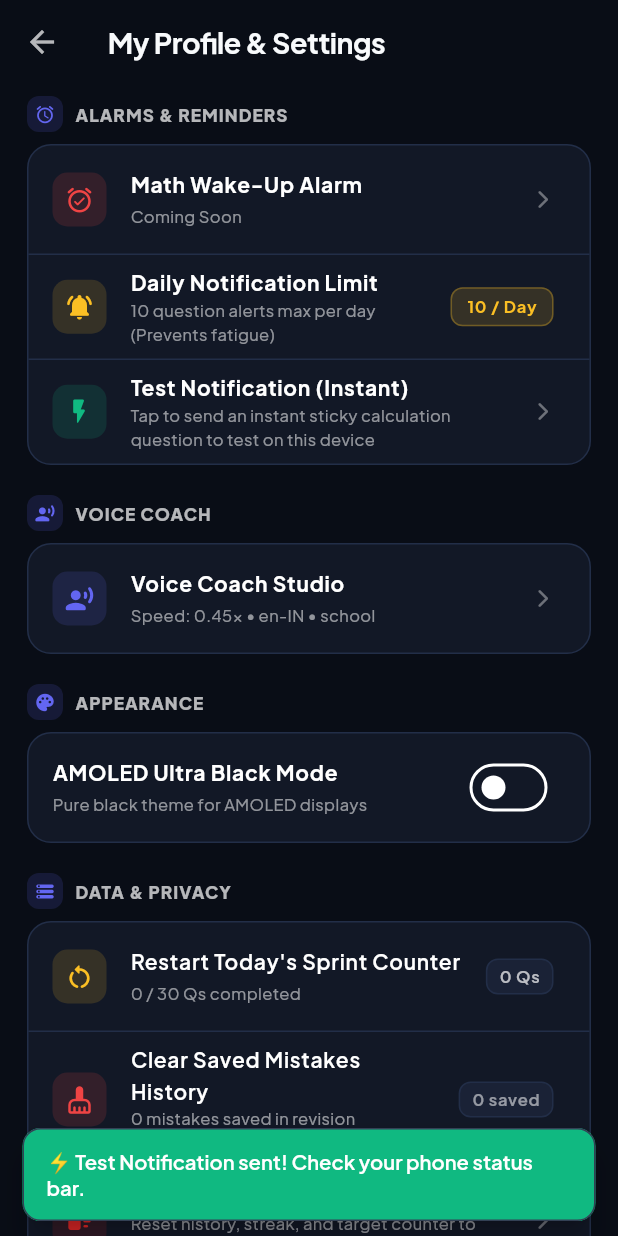
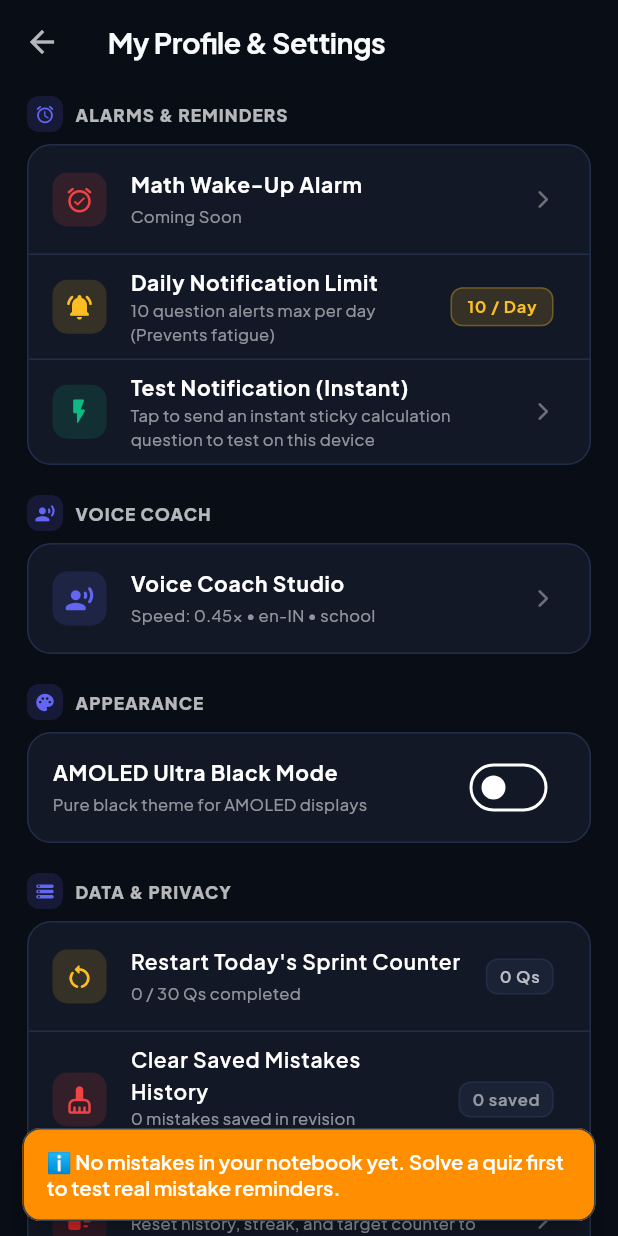
Before and after one commit to GulshanKumar21/MathApp, a Flutter app: the ProfileScreen screen opened directly, scrolled down 576 dp, after a tap on "Test Notification (Instant)", on a phone screen of 412 x 824 dp. Run offline on Flutter 3.47's test engine with Material 3 defaults, Android fonts, the phone set to English and light mode, and no system bars; our stand-ins replace audioplayers, cloud_firestore, firebase_auth, firebase_core, flutter_animate, flutter_local_notifications and 7 more; accounts and stored records are empty; network calls fail.

Commit message:
fix(notifications): eliminate hardcoded formulas and purge legacy mock items

```diff
--- a/lib/screens/profile/profile_screen.dart
+++ b/lib/screens/profile/profile_screen.dart
@@ -543,14 +543,16 @@ class ProfileScreen extends StatelessWidget {
             ),
             trailing: const Icon(Icons.arrow_forward_ios_rounded, color: Colors.white38, size: 14),
             onTap: () async {
-              await NotificationService().triggerInstantTestNotification();
+              final sent = await NotificationService().triggerInstantTestNotification();
               if (context.mounted) {
                 ScaffoldMessenger.of(context).hideCurrentSnackBar();
                 ScaffoldMessenger.of(context).showSnackBar(
-                  const SnackBar(
-                    content: Text('⚡ Test Notification sent! Check your phone status bar.'),
-                    backgroundColor: Color(0xFF10B981),
-                    duration: Duration(seconds: 3),
+                  SnackBar(
+                    content: Text(sent
+                        ? '⚡ Test Notification sent for your notebook mistake!'
+                        : 'ℹ️ No mistakes in your notebook yet. Solve a quiz first to test real mistake reminders.'),
+                    backgroundColor: sent ? const Color(0xFF10B981) : Colors.amber.shade800,
+                    duration: const Duration(seconds: 4),
                   ),
                 );
               }
--- a/lib/services/notification_service.dart
+++ b/lib/services/notification_service.dart
@@ -1291,16 +1291,40 @@ class NotificationService {
     await prefs.setInt(_kDailyLimit, limit);
   }
 
-  /// Bypasses foreground guard — always shows.
-  Future<void> triggerInstantTestNotification() async {
-    if (!_isInitialized) return;
-    const formula = '14 × 7';
-    const correctAnswer = '98';
-    await _showStickyRecallNotification(
-      id: _kInstantTestId,
-      formula: formula,
-      correctAnswer: correctAnswer,
-    );
+  /// Trigger an instant test notification using the user's real mistake from notebook/queue.
+  /// Strictly NO hardcoded formula. Returns true if a real mistake was posted.
+  Future<bool> triggerInstantTestNotification() async {
+    if (!_isInitialized) return false;
+    final prefs = await SharedPreferences.getInstance();
+    final queue = prefs.getStringList(_kPendingQueue) ?? [];
+
+    String formula = '';
+    String correctAnswer = '';
+
+    if (queue.isNotEmpty) {
+      final parts = queue.first.split('|');
+      formula = parts[0];
+      if (parts.length > 1) correctAnswer = parts[1];
+    } else {
+      final mistJson = prefs.getStringList('mistakes_list') ?? [];
+      if (mistJson.isNotEmpty) {
+        try {
+          final first = jsonDecode(mistJson.first);
+          formula = cleanPrompt(first['prompt'] ?? '');
+          correctAnswer = first['correctAnswer'] ?? '';
+        } catch (_) {}
+      }
+    }
+
+    if (formula.isNotEmpty && correctAnswer.isNotEmpty) {
+      await _showStickyRecallNotification(
+        id: _kInstantTestId,
+        formula: formula,
+        correctAnswer: correctAnswer,
+      );
+      return true;
+    }
+    return false;
   }
 
 
```
Also changed, not shown: lib/providers/app_state_provider.dart (+11 -2 lines), lib/screens/admin/admin_panel_screen.dart (+11 -12 lines).
